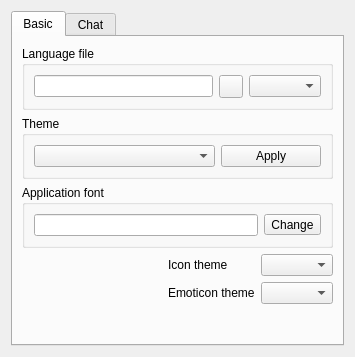
Qt form eiskaltdcpp/ui/UISettingsGUI.ui (eiskaltdcpp/eiskaltdcpp) before a commit.
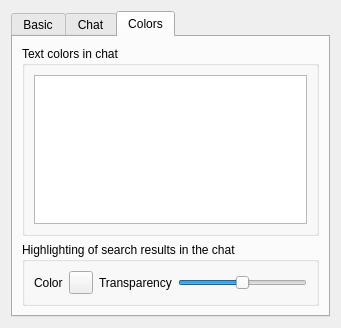
The same form after that commit. The open tabs and pages were chosen to show the change.

The edit to the form file:
```diff
--- a/eiskaltdcpp/ui/UISettingsGUI.ui
+++ b/eiskaltdcpp/ui/UISettingsGUI.ui
@@ -6,8 +6,8 @@
    <rect>
     <x>0</x>
     <y>0</y>
-    <width>355</width>
-    <height>346</height>
+    <width>341</width>
+    <height>300</height>
    </rect>
   </property>
   <property name="windowTitle">
@@ -148,9 +148,9 @@
       </attribute>
       <layout class="QVBoxLayout" name="verticalLayout_2">
        <item>
-        <widget class="QGroupBox" name="groupBox">
-         <property name="title">
-          <string>Text color</string>
+        <widget class="QCheckBox" name="checkBox_EMOT">
+         <property name="text">
+          <string>Enable emoticons</string>
          </property>
          <layout class="QGridLayout" name="gridLayout_3">
           <item row="0" column="0">
@@ -167,35 +167,11 @@
         </widget>
        </item>
        <item>
-        <layout class="QHBoxLayout" name="horizontalLayout_2">
-         <item>
-          <widget class="QCheckBox" name="checkBox_EMOT">
-           <property name="text">
-            <string>Enable emoticons</string>
-           </property>
-          </widget>
-         </item>
-         <item>
-          <spacer name="horizontalSpacer_3">
-           <property name="orientation">
-            <enum>Qt::Horizontal</enum>
-           </property>
-           <property name="sizeHint" stdset="0">
-            <size>
-             <width>40</width>
-             <height>20</height>
-            </size>
-           </property>
-          </spacer>
-         </item>
-         <item>
-          <widget class="QCheckBox" name="checkBox_EMOTFORCE">
-           <property name="text">
-            <string>Force emoticon parsing</string>
-           </property>
-          </widget>
-         </item>
-        </layout>
+        <widget class="QCheckBox" name="checkBox_EMOTFORCE">
+         <property name="text">
+          <string>Force emoticon parsing</string>
+         </property>
+        </widget>
        </item>
        <item>
         <widget class="QCheckBox" name="checkBox_CHATJOINS">
@@ -271,6 +247,113 @@
           </widget>
          </item>
         </layout>
+       </item>
+       <item>
+        <spacer name="verticalSpacer_2">
+         <property name="orientation">
+          <enum>Qt::Vertical</enum>
+         </property>
+         <property name="sizeHint" stdset="0">
+          <size>
+           <width>20</width>
+           <height>40</height>
+          </size>
+         </property>
+        </spacer>
+       </item>
+      </layout>
+     </widget>
+     <widget class="QWidget" name="tab_3">
+      <attribute name="title">
+       <string>Colors</string>
+      </attribute>
+      <layout class="QVBoxLayout" name="verticalLayout_3">
+       <item>
+        <widget class="QGroupBox" name="groupBox">
+         <property name="title">
+          <string>Text colors in chat</string>
+         </property>
+         <layout class="QGridLayout" name="gridLayout_3">
+          <item row="0" column="0">
+           <widget class="QListWidget" name="listWidget_CHATCOLOR">
+            <property name="minimumSize">
+             <size>
+              <width>0</width>
+              <height>35</height>
+             </size>
+            </property>
+           </widget>
+          </item>
+         </layout>
+        </widget>
+       </item>
+       <item>
+        <widget class="QGroupBox" name="groupBox_5">
+         <property name="title">
+          <string>Highlighting of search results in the chat</string>
+         </property>
+         <layout class="QHBoxLayout" name="horizontalLayout_2">
+          <item>
+           <widget class="QLabel" name="label_4">
+            <property name="text">
+             <string>Color</string>
+            </property>
+            <property name="wordWrap">
+             <bool>true</bool>
+            </property>
+           </widget>
+          </item>
+          <item>
+           <widget class="QToolButton" name="toolButton_H_COLOR">
+            <property name="toolTip">
+             <string/>
+            </property>
+            <property name="text">
+             <string/>
+            </property>
+           </widget>
+          </item>
+          <item>
+           <widget class="QLabel" name="label_5">
+            <property name="text">
+             <string>Transparency</string>
+            </property>
+            <property name="wordWrap">
+             <bool>true</bool>
+            </property>
+           </widget>
+          </item>
+          <item>
+           <widget class="QSlider" name="horizontalSlider_H_COLOR">
+            <property name="toolTip">
+             <string/>
+            </property>
+            <property name="maximum">
+             <number>255</number>
+            </property>
+            <property name="value">
+             <number>127</number>
+            </property>
+            <property name="orientation">
+             <enum>Qt::Horizontal</enum>
+            </property>
+           </widget>
+          </item>
+         </layout>
+        </widget>
+       </item>
+       <item>
+        <spacer name="verticalSpacer_3">
+         <property name="orientation">
+          <enum>Qt::Vertical</enum>
+         </property>
+         <property name="sizeHint" stdset="0">
+          <size>
+           <width>20</width>
+           <height>8</height>
+          </size>
+         </property>
+        </spacer>
        </item>
       </layout>
      </widget>
```
Left out of the diff: 12 changed lines with no effect on the pictures.
